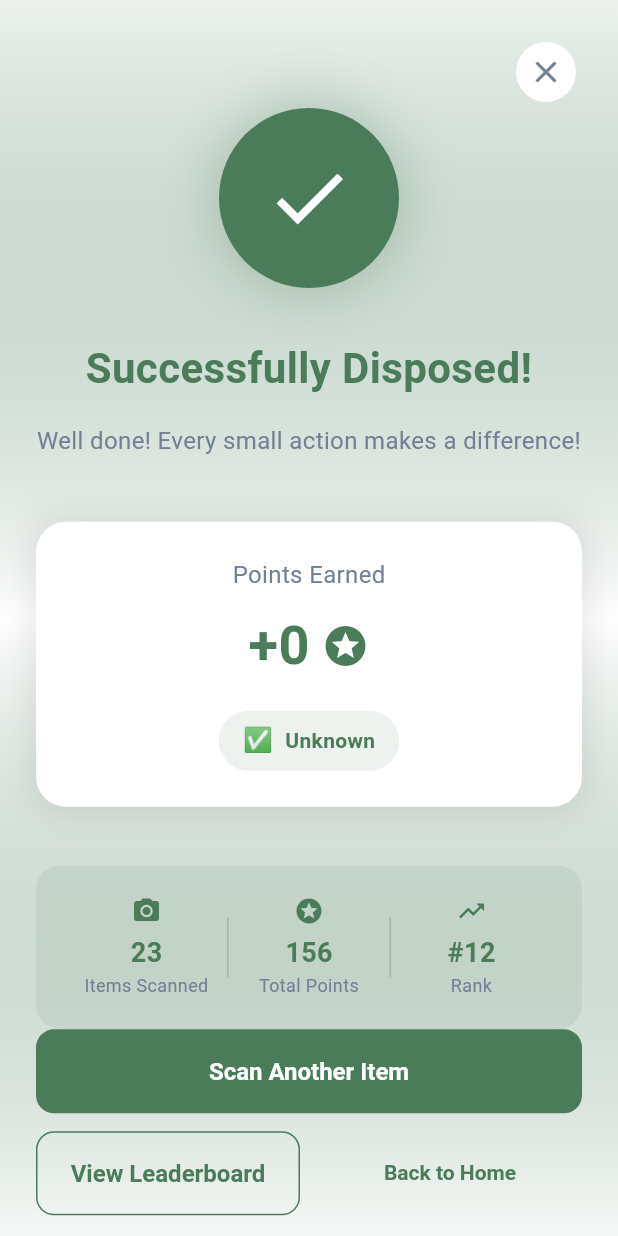
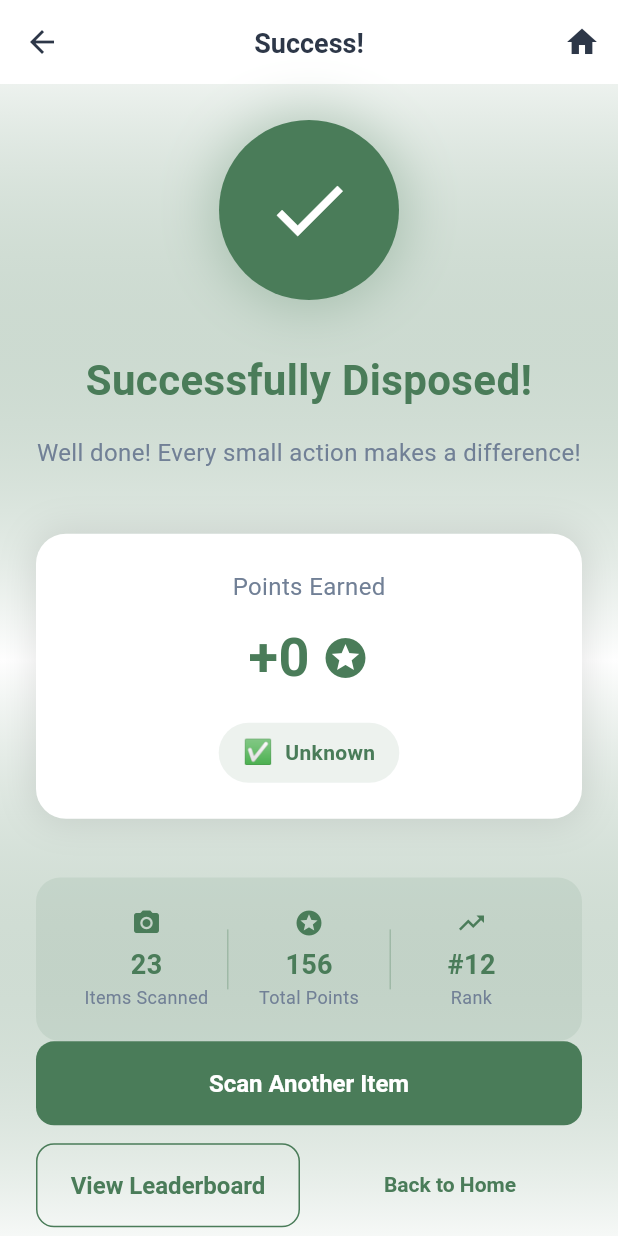
Before and after one commit to JDMUHIRWA/waste-sorter-app, a Flutter app: the ConfirmationScreen screen opened by its route, on a phone screen of 412 x 824 dp. Run offline on Flutter 3.47's test engine with Material 3 defaults, Android fonts, the light colour scheme and no system bars; our stand-ins replace camera, flutter_riverpod, go_router, image_picker.

Commit message:
fix: improve navigation and responsiveness
🔧 Navigation Improvements:
- Add proper AppBar with back button to Disposal Instructions screen
- Add AppBar with back/home buttons to Confirmation screen
- Remove duplicate close button from confirmation screen
- All screens now have consistent navigation patterns

📱 Responsiveness Fixes:
- Replace FAB text with icon + short text to prevent overflow
- Shorten bottom navigation labels (Leaderboard → Rank, Progress → Stats)
- Add font size controls to bottom navigation
- Convert home screen ListView to SingleChildScrollView + Column for better responsiveness

🧪 Testing Enhancements:
- Add comprehensive test suite for responsiveness and navigation
- Add separate home screen tests
- Improve test robustness for different screen sizes
- Add navigation flow testing framework

✅ Benefits:
- Eliminates yellow/black overflow warnings
- Better back button UX across all screens
- Responsive design works on small and large screens
- Professional navigation patterns throughout app

```diff
--- a/lib/features/scan/screens/confirmation_screen.dart
+++ b/lib/features/scan/screens/confirmation_screen.dart
@@ -113,6 +113,36 @@ class _ConfirmationScreenState extends State<ConfirmationScreen>
     final categoryColor = _getCategoryColor(widget.category);
 
     return Scaffold(
+      backgroundColor: AppColors.background,
+      appBar: AppBar(
+        backgroundColor: Colors.transparent,
+        elevation: 0,
+        leading: IconButton(
+          onPressed: () => context.go('/home'),
+          icon: const Icon(
+            Icons.arrow_back,
+            color: AppColors.textPrimary,
+          ),
+        ),
+        title: const Text(
+          'Success!',
+          style: TextStyle(
+            color: AppColors.textPrimary,
+            fontSize: 18,
+            fontWeight: FontWeight.w600,
+          ),
+        ),
+        centerTitle: true,
+        actions: [
+          IconButton(
+            onPressed: () => context.go('/home'),
+            icon: const Icon(
+              Icons.home,
+              color: AppColors.textPrimary,
+            ),
+          ),
+        ],
+      ),
       body: Container(
         decoration: BoxDecoration(
           gradient: LinearGradient(
@@ -130,21 +160,6 @@ class _ConfirmationScreenState extends State<ConfirmationScreen>
             padding: const EdgeInsets.all(24),
             child: Column(
               children: [
-                // Header with close button
-                Row(
-                  mainAxisAlignment: MainAxisAlignment.end,
-                  children: [
-                    IconButton(
-                      onPressed: () => context.go('/home'),
-                      icon: const Icon(Icons.close),
-                      style: IconButton.styleFrom(
-                        backgroundColor: Colors.white,
-                        foregroundColor: AppColors.textSecondary,
-                      ),
-                    ),
-                  ],
-                ),
-
                 const Spacer(),
 
                 // Success Animation
```
Also changed, not shown: lib/features/home/screens/home_screen.dart (+23 -20 lines), lib/features/scan/screens/disposal_instructions_screen.dart (+20 -0 lines), 2 other files.
